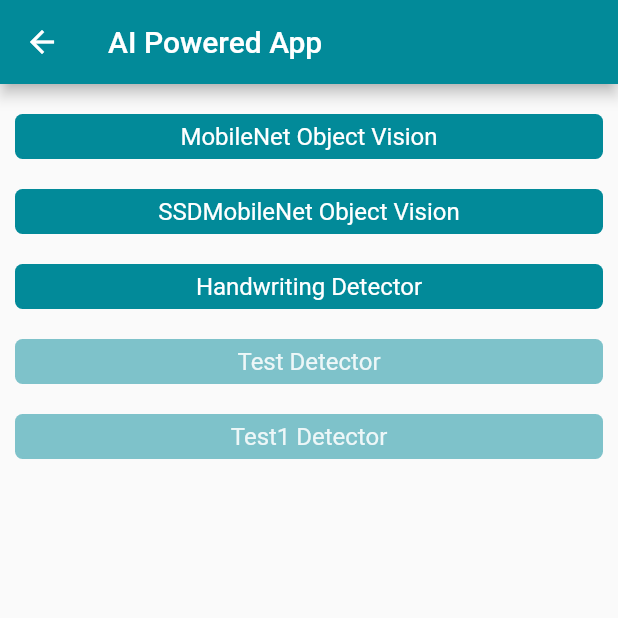
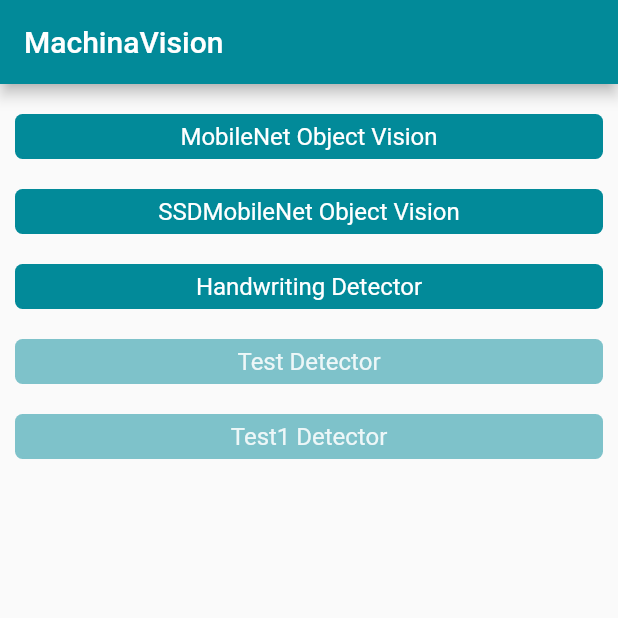
Before and after one commit to Ali-Fadaei/Machinavision_Flui, a Flutter app: the screen it shows after launch, on a phone screen of 412 x 824 dp, the top half of it. Run offline on Flutter 3.47's test engine with Material 2 defaults, Android fonts, the phone set to English and light mode, and no system bars; our stand-ins replace auto_size_text, camera, fl_chart; missing offline and left inert: tflite; project files that could hold a hidden picture were left out.

Commit message:
mobile net design fix

```diff
--- a/lib/main.dart
+++ b/lib/main.dart
@@ -26,7 +26,7 @@ class MyApp extends StatelessWidget {
   @override
   Widget build(BuildContext context) {
     return MaterialApp(
-      title: 'AI Powered APP',
+      title: 'MachinaVision',
       debugShowCheckedModeBanner: false,
       theme: ThemeData(
           colorScheme: ColorScheme(
@@ -58,7 +58,6 @@ class _MainNavigatorState extends State<MainNavigator> {
   @override
   Widget build(BuildContext context) {
     return Navigator(
-      initialRoute: MainPanelScreen.route,
       onGenerateRoute: (settings) {
         WidgetBuilder builder;
         switch (settings.name) {
--- a/lib/screens/main_panel_sc.dart
+++ b/lib/screens/main_panel_sc.dart
@@ -5,14 +5,14 @@ import 'package:machinavision/screens/ssd_mobilenet_sc.dart';
 import 'package:machinavision/ui_kit.dart' as U;
 
 class MainPanelScreen extends StatelessWidget {
-  static const route = '/main';
+  static const route = '/';
   const MainPanelScreen({Key? key}) : super(key: key);
 
   @override
   Widget build(BuildContext context) {
     return Scaffold(
       appBar: AppBar(
-        title: const Text('AI Powered App'),
+        title: const Text('MachinaVision'),
       ),
       body: Padding(
         padding: const EdgeInsets.symmetric(
```
Also changed, not shown: lib/screens/mobilenet_sc.dart (+17 -23 lines).
